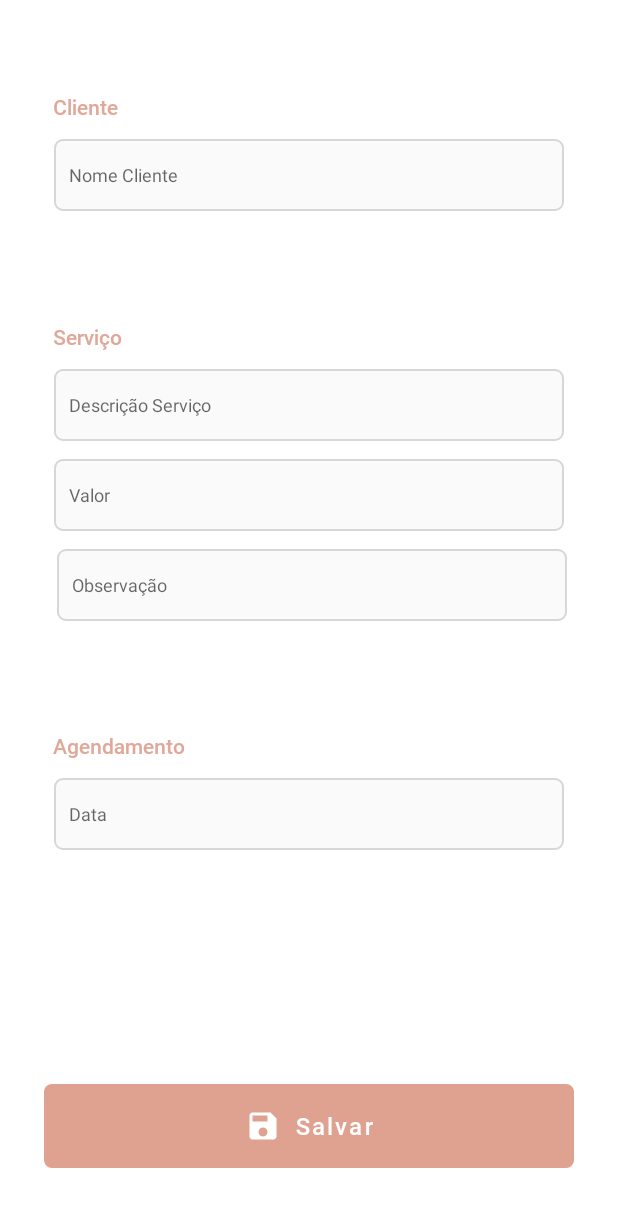
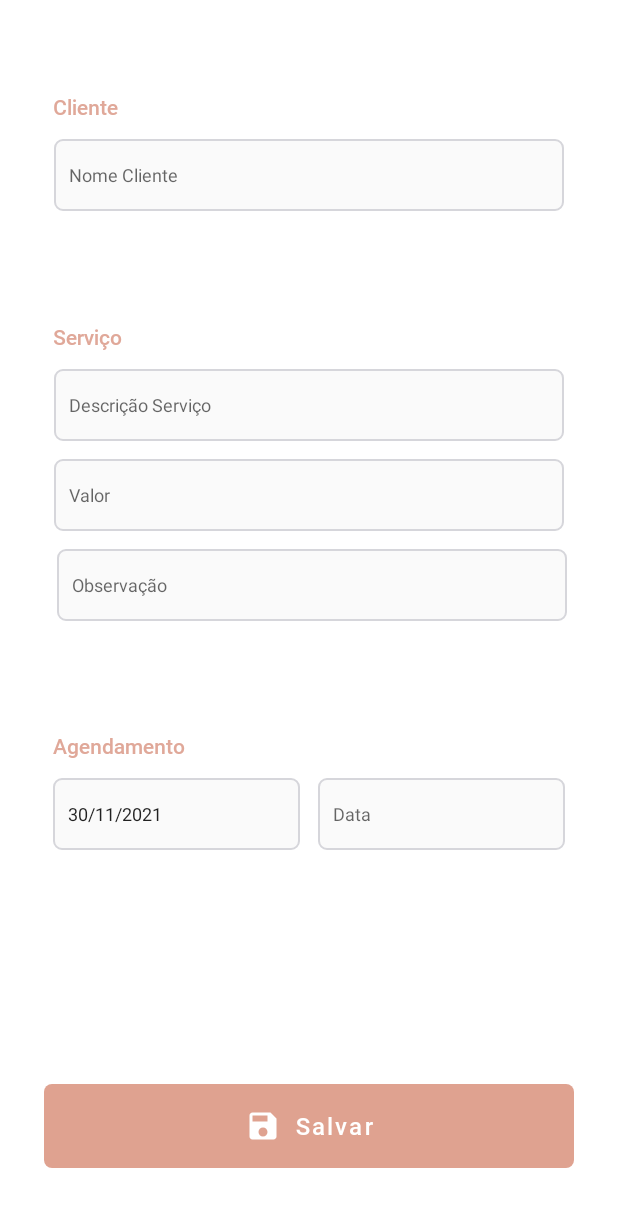
Before and after one commit to ItaloMedici/Exercicios-C.Compt-UIT, an Android app: the CadastroAtendimentoAcitivity screen opened directly, with no data from a screen before it, on a phone screen of 412 x 824 dp. Shown: the top 1207 px of the screen. Run offline under Robolectric (Android 15) with nearby library versions, the phone set to English and light mode, and no system bars.

Commit message:
adicionando DatePicker

```diff
--- a/4o-Periodo/LAB_DESV_DISP_MOV/exercicios/agendamentoHorariosApp/app/src/main/java/com/example/agendamentohorarios/CadastroAtendimentoAcitivity.java
+++ b/4o-Periodo/LAB_DESV_DISP_MOV/exercicios/agendamentoHorariosApp/app/src/main/java/com/example/agendamentohorarios/CadastroAtendimentoAcitivity.java
@@ -1,9 +1,12 @@
 package com.example.agendamentohorarios;
 
+import android.app.AlertDialog;
+import android.app.DatePickerDialog;
 import android.content.Intent;
 import android.graphics.Color;
 import android.os.Bundle;
 import android.view.View;
+import android.widget.DatePicker;
 import android.widget.EditText;
 import android.widget.Toolbar;
 
@@ -18,6 +21,7 @@ import com.google.android.material.snackbar.Snackbar;
 
 import java.text.ParseException;
 import java.text.SimpleDateFormat;
+import java.util.Calendar;
 import java.util.Date;
 
 public class CadastroAtendimentoAcitivity extends AppCompatActivity {
@@ -28,6 +32,9 @@ public class CadastroAtendimentoAcitivity extends AppCompatActivity {
     private EditText etValor;
     private EditText etObservacao;
     private EditText etAgendamento;
+    private EditText etHorario;
+
+    private DatePickerDialog datePickerDialog;
 
     private static Usuario usuario = new Usuario();
 
@@ -43,6 +50,7 @@ public class CadastroAtendimentoAcitivity extends AppCompatActivity {
         setContentView(R.layout.cadastro_atendimento);
         getSupportActionBar().hide();
         initCompoenents();
+        initDatePicker();
 
         btnSave.setOnClickListener(view -> salvar(view));
     }
@@ -54,6 +62,9 @@ public class CadastroAtendimentoAcitivity extends AppCompatActivity {
         etValor = (EditText) findViewById(R.id.valorServico);
         etObservacao = (EditText) findViewById(R.id.obervacao);
         etAgendamento = (EditText) findViewById(R.id.diaText);
+        etHorario = (EditText) findViewById(R.id.horaText);
+
+        etAgendamento.setText(getTodayDate());
 
         Intent intent = getIntent();
         if (intent != null) {
@@ -66,6 +77,46 @@ public class CadastroAtendimentoAcitivity extends AppCompatActivity {
         }
     }
 
+    private String getTodayDate() {
+        Calendar calendar = Calendar.getInstance();
+        int ano = calendar.get(Calendar.YEAR);
+        int mes = calendar.get(Calendar.MONTH);
+        int dia = calendar.get(Calendar.DAY_OF_MONTH);
+
+        return makeDateString(ano, mes + 1, dia);
+    }
+
+
+    private void initDatePicker() {
+        DatePickerDialog.OnDateSetListener dateSetListener = new DatePickerDialog.OnDateSetListener() {
+            @Override
+            public void onDateSet(DatePicker view, int year, int month, int dayOfMonth) {
+                String date = makeDateString(year, month + 1, dayOfMonth);
+                etAgendamento.setText(date);
+            }
+        };
+
+        Calendar calendar = Calendar.getInstance();
+        int ano = calendar.get(Calendar.YEAR);
+        int mes = calendar.get(Calendar.MONTH);
+        int dia = calendar.get(Calendar.DAY_OF_MONTH);
+
+        int style = R.style.Theme_MaterialComponents_DayNight_Dialog;
+
+        datePickerDialog = new DatePickerDialog(this, style, dateSetListener, ano, mes, dia);
+        datePickerDialog.getDatePicker().setMinDate(System.currentTimeMillis());
+    }
+
+    private  String makeDateString(int year, int month, int day) {
+        String dia = day > 10 ? day + "" : "0" + day;
+        String mes = month > 10 ? month + "" : "0" + month;
+
+        return dia + "/" + mes + "/" + year;
+    }
+
+    public void OpenDatePicker(View view) {
+        datePickerDialog.show();
+    }
 
     public void salvar(View view) {
         Intent homeIntent = new Intent(CadastroAtendimentoAcitivity.this, HomeActivity.class);
@@ -75,7 +126,7 @@ public class CadastroAtendimentoAcitivity extends AppCompatActivity {
         String descricao = etDescricao.getText().toString();
         String valorStr = etValor.getText().toString();
         String observacao = etObservacao.getText().toString();
-        String horarioStr = etAgendamento.getText().toString();
+        String dataStr = etAgendamento.getText().toString();
 
         Date horario = new Date();
         Double valor = 0d;
@@ -83,7 +134,7 @@ public class CadastroAtendimentoAcitivity extends AppCompatActivity {
         if (nomeCLiente.isEmpty()
                 || descricao.isEmpty()
                 || valorStr.isEmpty()
-                || horarioStr.isEmpty()
+                || dataStr.isEmpty()
         ) {
             Snackbar snackbar = Snackbar.make(view, erros[0], Snackbar.LENGTH_SHORT);
             snackbar.setBackgroundTint(Color.WHITE);
@@ -93,7 +144,7 @@ public class CadastroAtendimentoAcitivity extends AppCompatActivity {
             valor = Double.parseDouble(valorStr);
 
             try {
-                horario = new SimpleDateFormat("dd/MM/yyyy HH:MM").parse(horarioStr);
+                horario = new SimpleDateFormat("dd/MM/yyyy").parse(dataStr);
             } catch (ParseException e) {
                 Snackbar snackbar = Snackbar.make(view, erros[1], Snackbar.LENGTH_SHORT);
                 snackbar.setBackgroundTint(Color.WHITE);
@@ -101,12 +152,6 @@ public class CadastroAtendimentoAcitivity extends AppCompatActivity {
                 snackbar.show();
             }
 
-            if (horario.before(new Date())) {
-                Snackbar snackbar = Snackbar.make(view, erros[2], Snackbar.LENGTH_SHORT);
-                snackbar.setBackgroundTint(Color.WHITE);
-                snackbar.setTextColor(Color.BLACK);
-                snackbar.show();
-            } else {
             Atendimento atendimento = new Atendimento(descricao, valor, horario, observacao, nomeCLiente, usuario);
             daoAtendimento.insert(atendimento);
 
@@ -119,4 +164,3 @@ public class CadastroAtendimentoAcitivity extends AppCompatActivity {
         }
     }
 }
-}
--- a/4o-Periodo/LAB_DESV_DISP_MOV/exercicios/agendamentoHorariosApp/app/src/main/java/com/example/agendamentohorarios/atendimento/AtendimentoAdapter.java
+++ b/4o-Periodo/LAB_DESV_DISP_MOV/exercicios/agendamentoHorariosApp/app/src/main/java/com/example/agendamentohorarios/atendimento/AtendimentoAdapter.java
@@ -1,11 +1,13 @@
 package com.example.agendamentohorarios.atendimento;
 
+import android.app.DatePickerDialog;
 import android.content.Context;
 import android.view.LayoutInflater;
 import android.view.View;
 import android.view.ViewGroup;
 import android.widget.ArrayAdapter;
 import android.widget.BaseAdapter;
+import android.widget.DatePicker;
 import android.widget.LinearLayout;
 import android.widget.TextView;
 
--- a/4o-Periodo/LAB_DESV_DISP_MOV/exercicios/agendamentoHorariosApp/app/src/main/res/layout/cadastro_atendimento.xml
+++ b/4o-Periodo/LAB_DESV_DISP_MOV/exercicios/agendamentoHorariosApp/app/src/main/res/layout/cadastro_atendimento.xml
@@ -136,23 +136,6 @@
         app:layout_constraintStart_toStartOf="parent"
         app:layout_constraintTop_toBottomOf="@+id/constraintLayout">
 
-        <EditText
-            android:id="@+id/diaText"
-            style="@style/EditTextInput"
-            android:layout_width="340dp"
-            android:layout_height="48dp"
-            android:layout_marginTop="12dp"
-            android:layout_marginBottom="12dp"
-            android:ems="10"
-            android:inputType="date"
-            android:textSize="12sp"
-            app:layout_constraintBottom_toBottomOf="parent"
-            app:layout_constraintEnd_toEndOf="parent"
-            app:layout_constraintStart_toStartOf="parent"
-            app:layout_constraintTop_toBottomOf="@+id/title3"
-            android:hint="@string/data" />
-
-
         <TextView
             android:id="@+id/title3"
             android:layout_width="0dp"
@@ -167,6 +150,42 @@
             app:layout_constraintEnd_toEndOf="parent"
             app:layout_constraintStart_toStartOf="parent"
             app:layout_constraintTop_toTopOf="parent" />
+
+        <EditText
+            android:id="@+id/diaText"
+            style="@style/EditTextInput"
+            android:layout_width="0dp"
+            android:layout_height="48dp"
+            android:layout_marginStart="35dp"
+            android:layout_marginTop="12dp"
+            android:layout_marginEnd="12dp"
+            android:layout_marginBottom="12dp"
+            android:ems="10"
+            android:hint="@string/data"
+            android:inputType="date"
+            android:onClick="OpenDatePicker"
+            android:textSize="12sp"
+            app:layout_constraintBottom_toBottomOf="parent"
+            app:layout_constraintEnd_toStartOf="@+id/horaText"
+            app:layout_constraintStart_toStartOf="parent"
+            app:layout_constraintTop_toBottomOf="@+id/title3" />
+
+        <EditText
+            android:id="@+id/horaText"
+            style="@style/EditTextInput"
+            android:layout_width="0dp"
+            android:layout_height="48dp"
+            android:layout_marginTop="12dp"
+            android:layout_marginEnd="35dp"
+            android:layout_marginBottom="12dp"
+            android:ems="10"
+            android:hint="@string/data"
+            android:inputType="date"
+            android:textSize="12sp"
+            app:layout_constraintBottom_toBottomOf="parent"
+            app:layout_constraintEnd_toEndOf="parent"
+            app:layout_constraintStart_toEndOf="@+id/diaText"
+            app:layout_constraintTop_toBottomOf="@+id/title3" />
 
     </androidx.constraintlayout.widget.ConstraintLayout>
 
```
Lines whose indentation alone changed are shown as unchanged.
